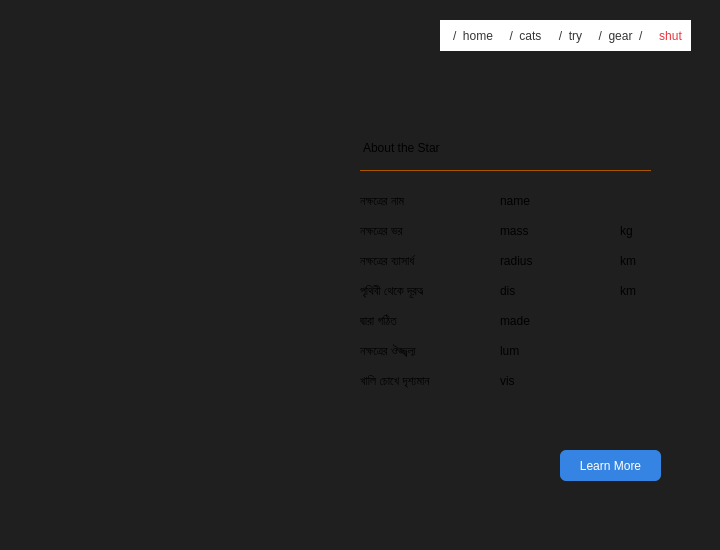
This is ui/planet_info.ui in tesla1618/RedShiftIndex as Qt 5 draws it before an edit. The edited form follows.
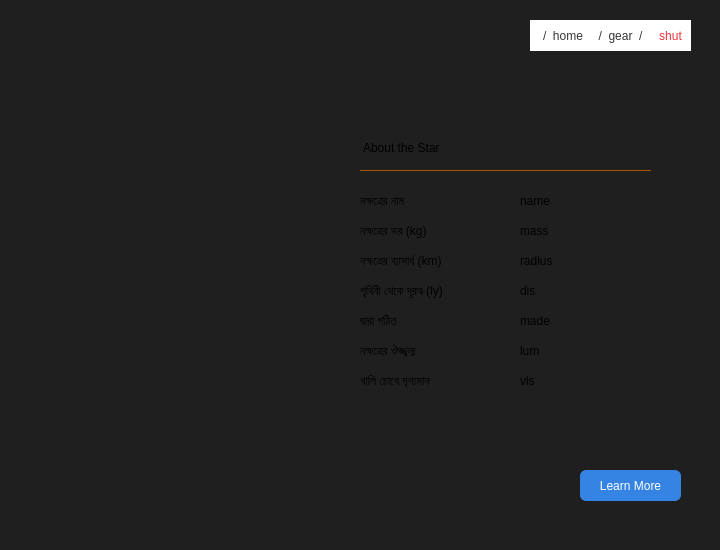
This is the edited form. Icons and pictures are not drawn.

```diff
--- a/ui/planet_info.ui
+++ b/ui/planet_info.ui
@@ -104,7 +104,7 @@
    <widget class="QPushButton" name="homeBtn">
     <property name="geometry">
      <rect>
-      <x>440</x>
+      <x>530</x>
       <y>20</y>
       <width>61</width>
       <height>31</height>
@@ -128,60 +128,6 @@
      <string>/  home</string>
     </property>
    </widget>
-   <widget class="QPushButton" name="catsBtn">
-    <property name="geometry">
-     <rect>
-      <x>500</x>
-      <y>20</y>
-      <width>51</width>
-      <height>31</height>
-     </rect>
-    </property>
-    <property name="cursor">
-     <cursorShape>PointingHandCursor</cursorShape>
-    </property>
-    <property name="styleSheet">
-     <string notr="true">*{
-border: 0px solid transparent;
-background: white;
-color: #353535;
-padding: 5px 0px 5px 0px;
-}
-*:hover{
-border-bottom: 3px solid rgb(46, 194, 126);
-}</string>
-    </property>
-    <property name="text">
-     <string>/  cats</string>
-    </property>
-   </widget>
-   <widget class="QPushButton" name="tryBtn">
-    <property name="geometry">
-     <rect>
-      <x>550</x>
-      <y>20</y>
-      <width>41</width>
-      <height>31</height>
-     </rect>
-    </property>
-    <property name="cursor">
-     <cursorShape>PointingHandCursor</cursorShape>
-    </property>
-    <property name="styleSheet">
-     <string notr="true">*{
-border: 0px solid transparent;
-background: white;
-color: #353535;
-padding: 5px 0px 5px 0px;
-}
-*:hover{
-border-bottom: 3px solid rgb(46, 194, 126);
-}</string>
-    </property>
-    <property name="text">
-     <string>/  try</string>
-    </property>
-   </widget>
    <widget class="QPushButton" name="gearBtn">
     <property name="geometry">
      <rect>
@@ -255,8 +201,8 @@
    <widget class="QPushButton" name="nextPage">
     <property name="geometry">
      <rect>
-      <x>560</x>
-      <y>450</y>
+      <x>580</x>
+      <y>470</y>
       <width>101</width>
       <height>31</height>
      </rect>
@@ -279,7 +225,7 @@
      <rect>
       <x>360</x>
       <y>190</y>
-      <width>121</width>
+      <width>141</width>
       <height>21</height>
      </rect>
     </property>
@@ -292,12 +238,12 @@
      <rect>
       <x>360</x>
       <y>220</y>
-      <width>121</width>
+      <width>141</width>
       <height>21</height>
      </rect>
     </property>
     <property name="text">
-     <string>নক্ষত্রের ভর</string>
+     <string>নক্ষত্রের ভর (kg)</string>
     </property>
    </widget>
    <widget class="QLabel" name="label_3">
@@ -305,12 +251,12 @@
      <rect>
       <x>360</x>
       <y>280</y>
-      <width>121</width>
+      <width>141</width>
       <height>21</height>
      </rect>
     </property>
     <property name="text">
-     <string>পৃথিবী থেকে দূরত্ব</string>
+     <string>পৃথিবী থেকে দূরত্ব (ly)</string>
     </property>
    </widget>
    <widget class="QLabel" name="label_4">
@@ -318,12 +264,12 @@
      <rect>
       <x>360</x>
       <y>250</y>
-      <width>121</width>
+      <width>141</width>
       <height>21</height>
      </rect>
     </property>
     <property name="text">
-     <string>নক্ষত্রের ব্যাসার্ধ</string>
+     <string>নক্ষত্রের ব্যাসার্ধ (km)</string>
     </property>
    </widget>
    <widget class="QLabel" name="label_5">
@@ -331,7 +277,7 @@
      <rect>
       <x>360</x>
       <y>310</y>
-      <width>121</width>
+      <width>141</width>
       <height>21</height>
      </rect>
     </property>
@@ -344,7 +290,7 @@
      <rect>
       <x>360</x>
       <y>370</y>
-      <width>121</width>
+      <width>141</width>
       <height>21</height>
      </rect>
     </property>
@@ -357,7 +303,7 @@
      <rect>
       <x>360</x>
       <y>340</y>
-      <width>121</width>
+      <width>141</width>
       <height>21</height>
      </rect>
     </property>
@@ -368,9 +314,9 @@
    <widget class="QLabel" name="name">
     <property name="geometry">
      <rect>
-      <x>500</x>
+      <x>520</x>
       <y>190</y>
-      <width>55</width>
+      <width>181</width>
       <height>21</height>
      </rect>
     </property>
@@ -381,9 +327,9 @@
    <widget class="QLabel" name="mass">
     <property name="geometry">
      <rect>
-      <x>500</x>
+      <x>520</x>
       <y>220</y>
-      <width>55</width>
+      <width>181</width>
       <height>21</height>
      </rect>
     </property>
@@ -394,9 +340,9 @@
    <widget class="QLabel" name="vis">
     <property name="geometry">
      <rect>
-      <x>500</x>
+      <x>520</x>
       <y>370</y>
-      <width>55</width>
+      <width>181</width>
       <height>21</height>
      </rect>
     </property>
@@ -407,9 +353,9 @@
    <widget class="QLabel" name="made">
     <property name="geometry">
      <rect>
-      <x>500</x>
+      <x>520</x>
       <y>310</y>
-      <width>55</width>
+      <width>181</width>
       <height>21</height>
      </rect>
     </property>
@@ -420,9 +366,9 @@
    <widget class="QLabel" name="dis">
     <property name="geometry">
      <rect>
-      <x>500</x>
+      <x>520</x>
       <y>280</y>
-      <width>55</width>
+      <width>181</width>
       <height>21</height>
      </rect>
     </property>
@@ -433,9 +379,9 @@
    <widget class="QLabel" name="radius">
     <property name="geometry">
      <rect>
-      <x>500</x>
+      <x>520</x>
       <y>250</y>
-      <width>55</width>
+      <width>181</width>
       <height>21</height>
      </rect>
     </property>
@@ -446,9 +392,9 @@
    <widget class="QLabel" name="lum">
     <property name="geometry">
      <rect>
-      <x>500</x>
+      <x>520</x>
       <y>340</y>
-      <width>55</width>
+      <width>181</width>
       <height>21</height>
      </rect>
     </property>
@@ -456,45 +402,6 @@
      <string>lum</string>
     </property>
    </widget>
-   <widget class="QLabel" name="mass_2">
-    <property name="geometry">
-     <rect>
-      <x>620</x>
-      <y>220</y>
-      <width>55</width>
-      <height>21</height>
-     </rect>
-    </property>
-    <property name="text">
-     <string>kg</string>
-    </property>
-   </widget>
-   <widget class="QLabel" name="radius_2">
-    <property name="geometry">
-     <rect>
-      <x>620</x>
-      <y>250</y>
-      <width>55</width>
-      <height>21</height>
-     </rect>
-    </property>
-    <property name="text">
-     <string>km</string>
-    </property>
-   </widget>
-   <widget class="QLabel" name="dis_2">
-    <property name="geometry">
-     <rect>
-      <x>620</x>
-      <y>280</y>
-      <width>55</width>
-      <height>21</height>
-     </rect>
-    </property>
-    <property name="text">
-     <string>km</string>
-    </property>
-   </widget>
    <zorder>title</zorder>
    <zorder>logo</zorder>
    <zorder>homeBtn</zorder>
```
Left out of the diff: 5 changed lines with no effect on the pictures.
